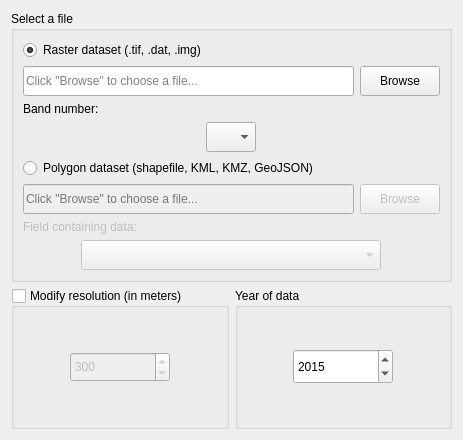
First picture: the form in LDMP/gui/WidgetDataIOImportSelectFileInput.ui, repository ConservationInternational/trends.earth, before the edit.
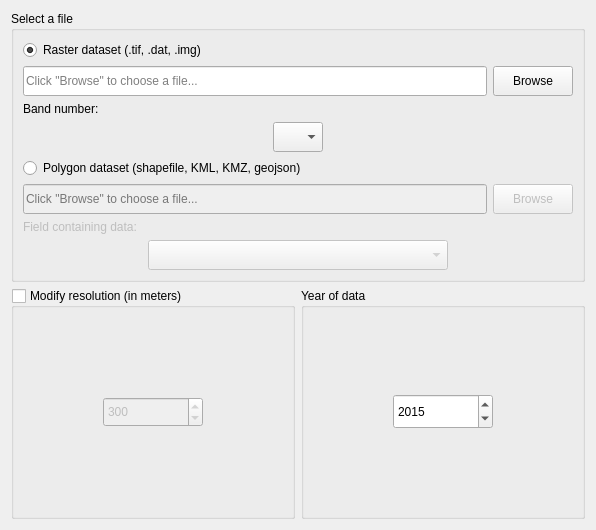
Second picture: the form after the edit.

Commit message: Initial draft of rasterization code.

Diff of the .ui file:
```diff
--- a/LDMP/gui/WidgetDataIOImportSelectFileInput.ui
+++ b/LDMP/gui/WidgetDataIOImportSelectFileInput.ui
@@ -6,8 +6,8 @@
    <rect>
     <x>0</x>
     <y>0</y>
-    <width>463</width>
-    <height>440</height>
+    <width>596</width>
+    <height>530</height>
    </rect>
   </property>
   <property name="windowTitle">
@@ -45,7 +45,7 @@
       <item row="4" column="0" colspan="2">
        <widget class="QRadioButton" name="radio_polygon_input">
         <property name="text">
-         <string>Polygon dataset (shapefile, KML, KMZ, GeoJSON)</string>
+         <string>Polygon dataset (shapefile, KML, KMZ, geojson)</string>
         </property>
        </widget>
       </item>
```
Left out of the diff: 2 changed lines with no effect on the pictures. The commit also changes 1 other file.
